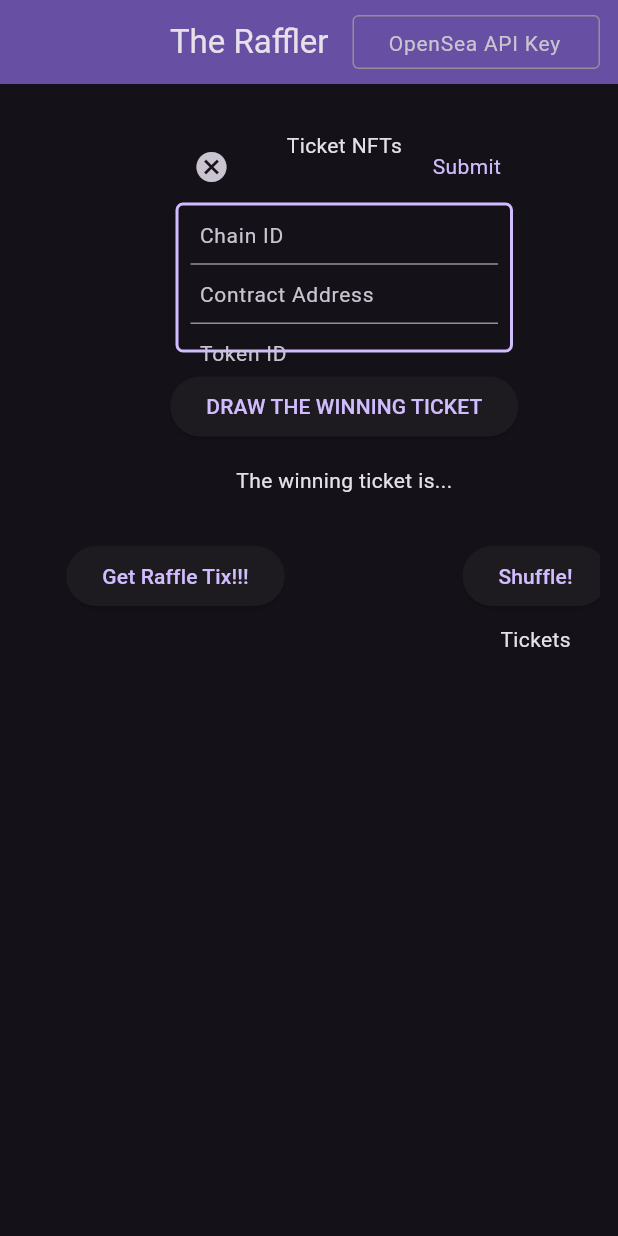
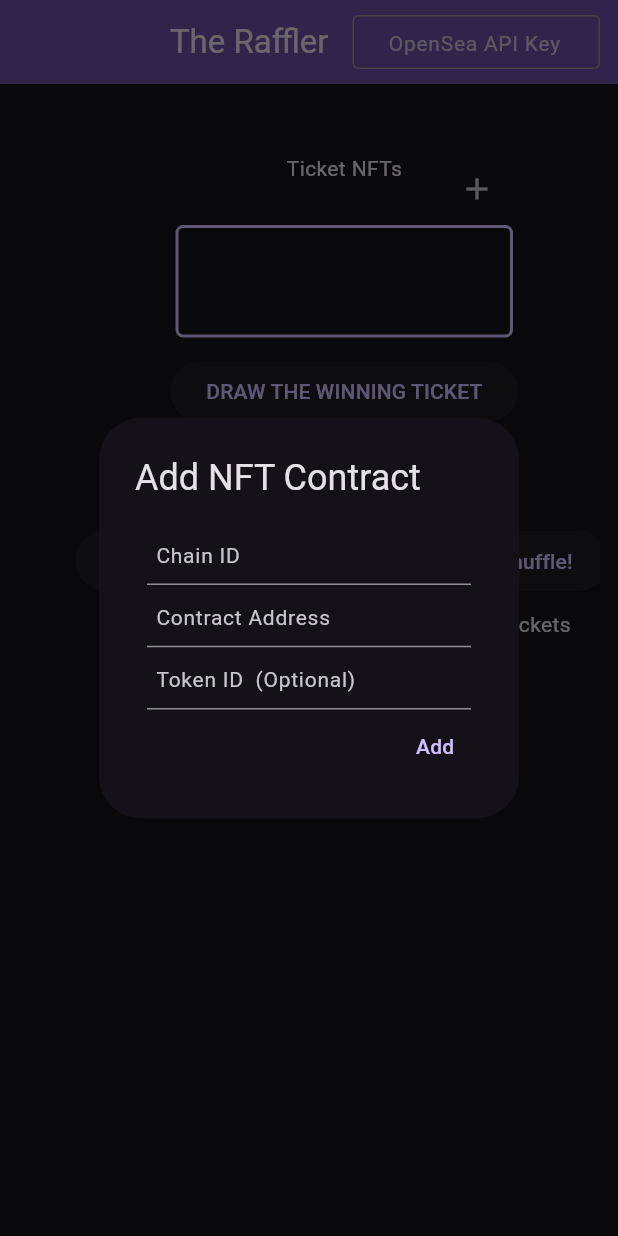
Before and after one commit to PageDAO/raffler_web_app, a Flutter app: the screen it shows after launch, after a tap on the "add" icon, on a phone screen of 412 x 824 dp. Run offline on Flutter 3.47's test engine with Material 3 defaults, Android fonts, the phone set to English and light mode, and no system bars; our stand-ins replace fluttertoast; missing offline and left inert: web3dart.

Commit message:
+ alert dialog for nft, + winners list banner

```diff
--- a/lib/pages/home_page/home_page.dart
+++ b/lib/pages/home_page/home_page.dart
@@ -1,3 +1,5 @@
+import 'package:Raffler/pages/home_page/widgets/alert_dialog.dart';
+import 'package:Raffler/shared/toast.dart';
 import 'package:flutter/material.dart';
 import 'package:fluttertoast/fluttertoast.dart';
 import 'package:Raffler/models/NFTContract.dart';
@@ -24,8 +26,7 @@ class _MyHomePageState extends State<MyHomePage> {
   int tixWidgetKey = 1;
   MapEntry<int, String>? winningTicket;
   List<NFT> nfts = [];
-
-  bool nftMenuOpen = false;
+  List<Owner> winners = [];
 
   TextEditingController chainIDController = TextEditingController();
   TextEditingController contractAddressController = TextEditingController();
@@ -80,7 +81,38 @@ class _MyHomePageState extends State<MyHomePage> {
                     mainAxisAlignment: MainAxisAlignment.start,
                     children: <Widget>[
                       const SizedBox(
-                        height: 30,
+                        height: 25,
+                      ),
+                      if (winners.isNotEmpty)
+                        SizedBox(
+                          height: 20,
+                          child: ConstrainedBox(
+                              constraints: BoxConstraints(
+                                maxWidth:
+                                    MediaQuery.of(context).size.width - 24,
+                              ),
+                              child: SingleChildScrollView(
+                                scrollDirection: Axis.horizontal,
+                                child: Row(
+                                  children: List<Widget>.generate(
+                                    winners.length,
+                                    (index) => Padding(
+                                      padding: const EdgeInsets.symmetric(
+                                          horizontal: 8.0),
+                                      child: Text(
+                                        winners[index].address,
+                                        style: const TextStyle(
+                                            color: Color(0xff33FFD3)),
+                                        overflow: TextOverflow.ellipsis,
+                                      ),
+                                    ),
+                                  ),
+                                ),
+                              )),
+                        ),
+                      if (winners.isEmpty)
+                        const SizedBox(
+                          height: 20,
                         ),
                       IntrinsicWidth(
                         child: Column(
@@ -94,83 +126,83 @@ class _MyHomePageState extends State<MyHomePage> {
                                   ],
                                 ),
                                 Row(
-                                  mainAxisAlignment:
-                                      MainAxisAlignment.spaceBetween,
+                                  mainAxisAlignment: MainAxisAlignment.end,
                                   children: [
-                                    nftMenuOpen
-                                        ? IconButton(
-                                            tooltip: "Cancel",
-                                            constraints: const BoxConstraints(),
-                                            padding: const EdgeInsets.all(0),
-                                            splashRadius: 28,
-                                            onPressed: () {
-                                              nftMenuOpen = !nftMenuOpen;
-                                              setState(() {});
-                                            },
-                                            icon: const Icon(Icons.cancel))
-                                        : const Icon(
-                                            Icons.cancel,
-                                            color: Colors.transparent,
-                                          ),
-                                    nftMenuOpen
-                                        ? InkWell(
-                                            borderRadius:
-                                                const BorderRadius.all(
-                                                    Radius.circular(15)),
-                                            onTap: () {
-                                              // close the menu
-                                              nftMenuOpen = !nftMenuOpen;
-
-                                              // add the NFT to the list
-                                              nfts.add(NFT(
-                                                  chain: chainIDController.text,
-                                                  id: tokenIDController.text,
-                                                  address:
-                                                      contractAddressController
-                                                          .text));
-
-                                              // clear the text editing controllers
-                                              chainIDController.clear();
-                                              contractAddressController.clear();
-                                              tokenIDController.clear();
-
-                                              setState(() {});
-                                            },
-                                            child: Padding(
-                                              padding:
-                                                  const EdgeInsets.symmetric(
-                                                      horizontal: 8.0,
-                                                      vertical: 1),
-                                              child: Text(
-                                                "Submit",
-                                                style: TextStyle(
-                                                    color: Theme.of(context)
-                                                        .colorScheme
-                                                        .primary),
-                                              ),
-                                            ),
-                                          )
-                                        : IconButton(
+                                    IconButton(
                                         tooltip: "Add your ticket NFTs",
                                         constraints: const BoxConstraints(),
                                         padding: const EdgeInsets.all(0),
                                         splashRadius: 28,
-                                            onPressed: () {
-                                              nftMenuOpen = !nftMenuOpen;
+                                        onPressed: () async {
+                                          await showDialog(
+                                            context: context,
+                                            builder: (BuildContext context) {
+                                              return Web3AlertDialog(
+                                                title: 'Add NFT Contract',
+                                                content: SizedBox(
+                                                  height: 99,
+                                                  child: NFTInputForm(
+                                                    chainIDController:
+                                                        chainIDController,
+                                                    contractAddressController:
+                                                        contractAddressController,
+                                                    tokenIDController:
+                                                        tokenIDController,
+                                                  ),
+                                                ),
+                                                actions: [
+                                                  TextButton(
+                                                    onPressed: () async {
+                                                      // get the nft information, then add it to the
+                                                      NFT submittedNFT = NFT(
+                                                          chain:
+                                                              chainIDController
+                                                                  .text,
+                                                          id: tokenIDController
+                                                              .text,
+                                                          address:
+                                                              contractAddressController
+                                                                  .text);
+                                                      // NFT? nft = await getNFT(
+                                                      //     submittedNFT,
+                                                      //     apiKeyController
+                                                      //         .text);
+                                                      // if (nft == null) {
+                                                      //   showToast(
+                                                      //       "NFT Not Found",
+                                                      //       context);
+                                                      // } else {
+                                                      //   Navigator.pop(
+                                                      //       context, true);
+
+                                                      nfts.add(submittedNFT);
+
+                                                      // clear the text editing controllers
+                                                      chainIDController.clear();
+                                                      contractAddressController
+                                                          .clear();
+                                                      tokenIDController.clear();
+
                                                       setState(() {});
+                                                      // }
                                                     },
-                                            icon: Icon(nftMenuOpen
-                                                ? Icons.cancel
-                                                : Icons.add)),
+                                                    child: const Text('Add'),
+                                                  ),
+                                                ],
+                                              );
+                                            },
+                                          );
+                                        },
+                                        icon: const Icon(Icons.add)),
                                   ],
                                 )
                               ],
                             ),
                             Container(
                               width: 225,
-                              height: 100,
+                              height: 75,
                               constraints: const BoxConstraints(
-                                  minHeight: 100, maxHeight: 205),
+                                  minHeight: 75, maxHeight: 205),
                               decoration: BoxDecoration(
                                   borderRadius: const BorderRadius.all(
                                       Radius.circular(5)),
@@ -178,22 +210,14 @@ class _MyHomePageState extends State<MyHomePage> {
                                       color:
                                           Theme.of(context).colorScheme.primary,
                                       width: 2)),
-                              child: nftMenuOpen
-                                  ? NFTInputForm(
-                                      chainIDController: chainIDController,
-                                      contractAddressController:
-                                          contractAddressController,
-                                      tokenIDController: tokenIDController,
-                                    )
-                                  : ListView.builder(
+                              child: ListView.builder(
                                 itemCount: nfts.length,
                                 shrinkWrap: true,
                                 itemExtent: 25,
                                 itemBuilder: (context, idx) {
                                   NFT nft = nfts[idx];
                                   return Padding(
-                                          padding:
-                                              const EdgeInsets.only(right: 12),
+                                    padding: const EdgeInsets.only(right: 12),
                                     child: Row(
                                       children: [
                                         Text("$idx. "),
@@ -240,6 +264,13 @@ class _MyHomePageState extends State<MyHomePage> {
                         onPressed: () {
                           winningTicket = drawTicket(
                               shuffledTix ? shuffledTickets : ticketsDict);
+                          // add winner address to winners owner's list
+                          Owner winningTicketOwner = owners
+                              .where((element) =>
+                                  element.address == winningTicket!.value)
+                              .toList()
+                              .first;
+                          winners.add(winningTicketOwner);
                           setState(() {});
                         },
                         child: const Text("DRAW THE WINNING TICKET"),
@@ -256,12 +287,12 @@ class _MyHomePageState extends State<MyHomePage> {
                           children: [
                             Text(
                               "Ticket #: ${winningTicket!.key}",
-                              style: TextStyle(
+                              style: const TextStyle(
                                   color: Color(0xff33FFD3), fontSize: 20),
                             ),
                             Text(
                               "Owner Address: ${winningTicket!.value}",
-                              style: TextStyle(
+                              style: const TextStyle(
                                   color: Color(0xff33FFD3), fontSize: 20),
                             ),
                           ],
@@ -280,38 +311,11 @@ class _MyHomePageState extends State<MyHomePage> {
                               ElevatedButton(
                                 onPressed: () async {
                                   if (apiKeyController.text.isEmpty) {
-                                    Fluttertoast.showToast(
-                                        msg: "Input your OpenSea API",
-                                        toastLength: Toast.LENGTH_SHORT,
-                                        gravity: ToastGravity.TOP,
-                                        timeInSecForIosWeb: 3,
-                                        webShowClose: true,
-                                        webPosition: "right",
-                                        webBgColor:
-                                            "linear-gradient(to right, #33FFD3, #33FFD3)",
-                                        backgroundColor: Theme.of(context)
-                                            .colorScheme
-                                            .background,
-                                        textColor: const Color.fromARGB(
-                                            255, 32, 32, 32),
-                                        fontSize: 14.0);
+                                    showToast(
+                                        "Input your OpenSea API", context);
                                   }
                                   if (nfts.isEmpty) {
-                                    Fluttertoast.showToast(
-                                        msg: "Add your NFT",
-                                        toastLength: Toast.LENGTH_SHORT,
-                                        gravity: ToastGravity.TOP,
-                                        timeInSecForIosWeb: 3,
-                                        webShowClose: true,
-                                        webPosition: "right",
-                                        webBgColor:
-                                            "linear-gradient(to right, #33FFD3, #33FFD3)",
-                                        backgroundColor: Theme.of(context)
-                                            .colorScheme
-                                            .background,
-                                        textColor: const Color.fromARGB(
-                                            255, 32, 32, 32),
-                                        fontSize: 14.0);
+                                    showToast("Add your NFT", context);
                                   }
                                   if (!fetchedOwnersList &&
                                       apiKeyController.text.isNotEmpty) {
@@ -329,7 +333,7 @@ class _MyHomePageState extends State<MyHomePage> {
                                     });
                                   }
                                 },
-                                child: const Text("Get Raffle Tix!!!"),
+                                child: const Text("Get Owners!!!"),
                               ),
                               const SizedBox(
                                 height: 8,
--- /dev/null
+++ b/lib/pages/home_page/widgets/alert_dialog.dart
@@ -0,0 +1,28 @@
+import 'package:flutter/material.dart';
+
+class Web3AlertDialog extends StatelessWidget {
+  final String title;
+  final Widget content;
+  final List<Widget> actions;
+
+  const Web3AlertDialog({
+    Key? key,
+    required this.title,
+    required this.content,
+    required this.actions,
+  }) : super(key: key);
+
+  @override
+  Widget build(BuildContext context) {
+    return AlertDialog(
+      title: Text(
+        title,
+        style: TextStyle(color: Theme.of(context).colorScheme.onBackground),
+      ),
+      content: content,
+      actions: actions,
+      backgroundColor: Theme.of(context).colorScheme.background,
+      elevation: 24.0,
+    );
+  }
+}
--- a/lib/pages/home_page/widgets/nft_input_form.dart
+++ b/lib/pages/home_page/widgets/nft_input_form.dart
@@ -49,7 +49,9 @@ class _NFTInputFormState extends State<NFTInputForm> {
   @override
   Widget build(BuildContext context) {
     return Padding(
-      padding: const EdgeInsets.symmetric(horizontal: 8.0),
+      padding: const EdgeInsets.symmetric(
+        horizontal: 8.0,
+      ),
       child: Form(
         key: _formKey,
         child: Column(children: [
@@ -64,6 +66,9 @@ class _NFTInputFormState extends State<NFTInputForm> {
               return null;
             },
           ),
+          const SizedBox(
+            height: 2,
+          ),
           TextFormField(
             controller: _contractAddressController,
             decoration: inputDecoration.copyWith(labelText: "Contract Address"),
@@ -75,9 +80,13 @@ class _NFTInputFormState extends State<NFTInputForm> {
               return null;
             },
           ),
+          const SizedBox(
+            height: 2,
+          ),
           TextFormField(
             controller: _tokenIDController,
-            decoration: inputDecoration.copyWith(labelText: "Token ID"),
+            decoration:
+                inputDecoration.copyWith(labelText: "Token ID  (Optional)"),
             style: style,
             validator: (value) {
               if (value!.isEmpty) {
```
Also changed, not shown: lib/services/web3.dart (+28 -0 lines), lib/shared/toast.dart (added, +16 -0 lines), 2 other files. Lines whose indentation alone changed are shown as unchanged.
